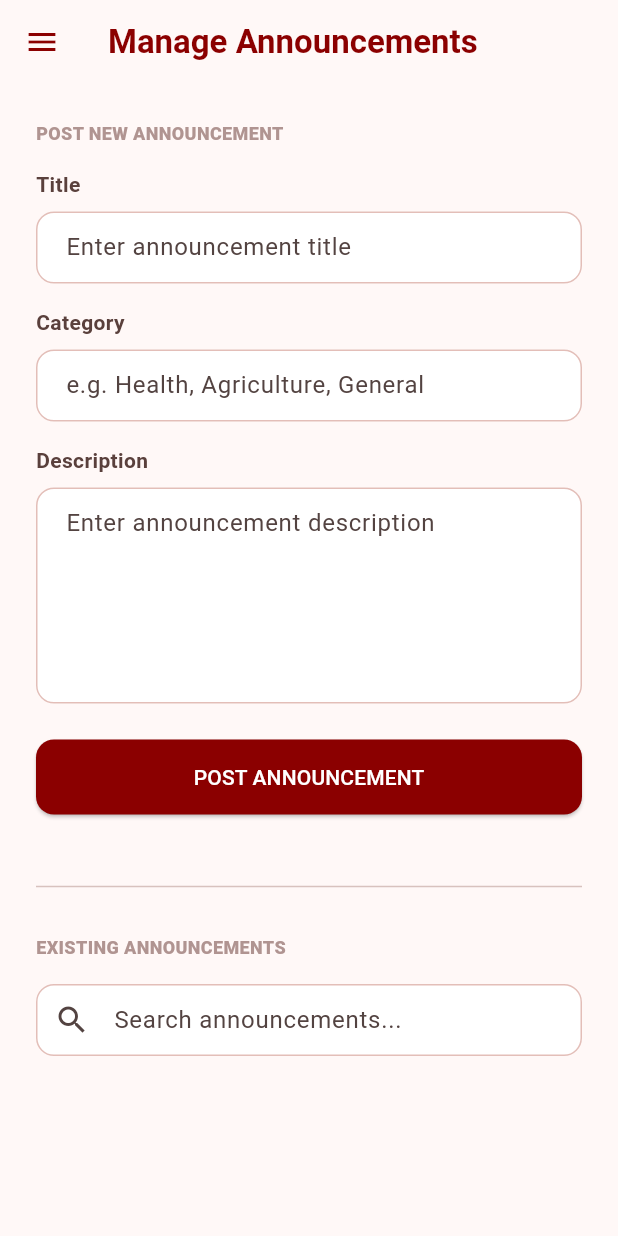
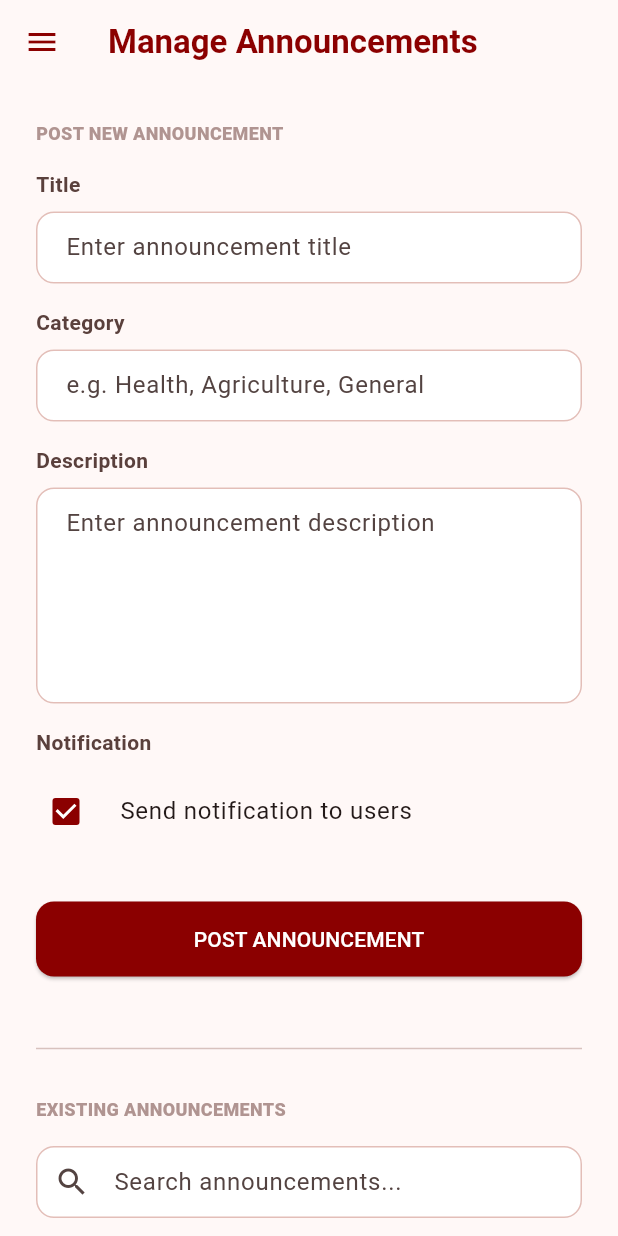
Before and after one commit to OystersKode/grampanchayat_admin, a Flutter app: the ManageAnnouncementsScreen screen opened directly, on a phone screen of 412 x 824 dp. Run offline on Flutter 3.47's test engine with Material 3 defaults, Android fonts, the phone set to English and light mode, and no system bars; our stand-ins replace cloud_firestore, firebase_auth, firebase_core, flutter_markdown, image_picker, shared_preferences; missing offline and left inert: cloudinary_public, flutter_quill, markdown_quill; accounts and stored records are empty.

Commit message:
feature: Added the fcm basics support

```diff
--- a/lib/admin/screens/manage_announcements_screen.dart
+++ b/lib/admin/screens/manage_announcements_screen.dart
@@ -18,6 +18,7 @@ class _ManageAnnouncementsScreenState extends State<ManageAnnouncementsScreen> {
   final TextEditingController _searchController = TextEditingController();
 
   bool _isSubmitting = false;
+  bool _sendNotification = true;
   String? _editingId;
   List<Map<String, dynamic>> _allNews = [];
   List<Map<String, dynamic>> _filteredNews = [];
@@ -123,6 +124,7 @@ class _ManageAnnouncementsScreenState extends State<ManageAnnouncementsScreen> {
           title: _titleController.text.trim(),
           content: _descriptionController.text.trim(),
           category: _categoryController.text.trim(),
+          sendNotification: _sendNotification,
         );
       }
 
@@ -152,6 +154,7 @@ class _ManageAnnouncementsScreenState extends State<ManageAnnouncementsScreen> {
     _categoryController.clear();
     setState(() {
       _editingId = null;
+      _sendNotification = true;
     });
   }
 
@@ -222,6 +225,19 @@ class _ManageAnnouncementsScreenState extends State<ManageAnnouncementsScreen> {
                       decoration: _buildInputDecoration('Enter announcement description'),
                       validator: (value) => value == null || value.isEmpty ? 'Please enter a description' : null,
                     ),
+                    const SizedBox(height: 16),
+                    if (_editingId == null) ...[
+                      _buildLabel('Notification'),
+                      CheckboxListTile(
+                        title: const Text('Send notification to users'),
+                        value: _sendNotification,
+                        onChanged: (val) => setState(() => _sendNotification = val ?? true),
+                        contentPadding: EdgeInsets.zero,
+                        controlAffinity: ListTileControlAffinity.leading,
+                        activeColor: primaryMaroon,
+                      ),
+                      const SizedBox(height: 8),
+                    ],
                     const SizedBox(height: 24),
                     SizedBox(
                       width: double.infinity,
--- a/lib/admin/services/announcement_service.dart
+++ b/lib/admin/services/announcement_service.dart
@@ -23,6 +23,7 @@ class AnnouncementService {
     required String title,
     required String content,
     String? category,
+    bool sendNotification = true,
   }) async {
     final user = AuthService.instance.getCurrentUser();
     await _db.collection('announcements').add({
@@ -31,6 +32,8 @@ class AnnouncementService {
       'category': category,
       'created_by': user?.uid,
       'created_at': FieldValue.serverTimestamp(),
+      'send_notification': sendNotification,
+      'notification_sent': false,
     });
   }
 
--- a/lib/admin/services/news_service.dart
+++ b/lib/admin/services/news_service.dart
@@ -44,6 +44,7 @@ class NewsService {
     String? coverImageUrl,
     List<String>? relatedImages,
     DateTime? scheduledAt,
+    bool sendNotification = true,
   }) async {
     final user = AuthService.instance.getCurrentUser();
     await _db.collection('news').add({
@@ -57,6 +58,8 @@ class NewsService {
       'created_at': FieldValue.serverTimestamp(),
       'scheduled_at': scheduledAt != null ? Timestamp.fromDate(scheduledAt) : null,
       'is_published': scheduledAt == null,
+      'send_notification': sendNotification,
+      'notification_sent': false,
     });
   }
 
--- a/lib/admin/services/wishes_service.dart
+++ b/lib/admin/services/wishes_service.dart
@@ -38,6 +38,7 @@ class WishesService {
     String headerImageUrl = '',
     String tag = '',
     DateTime? scheduledAt,
+    bool sendNotification = true,
   }) async {
     final user = AuthService.instance.getCurrentUser();
 
@@ -50,6 +51,8 @@ class WishesService {
       'created_at': FieldValue.serverTimestamp(),
       'scheduled_at': scheduledAt != null ? Timestamp.fromDate(scheduledAt) : null,
       'is_published': scheduledAt == null,
+      'send_notification': sendNotification,
+      'notification_sent': false,
     });
   }
 
```
Also changed, not shown: lib/admin/screens/create_wishes_screen.dart (+17 -0 lines), lib/admin/screens/manage_news_screen.dart (+17 -1 lines).
